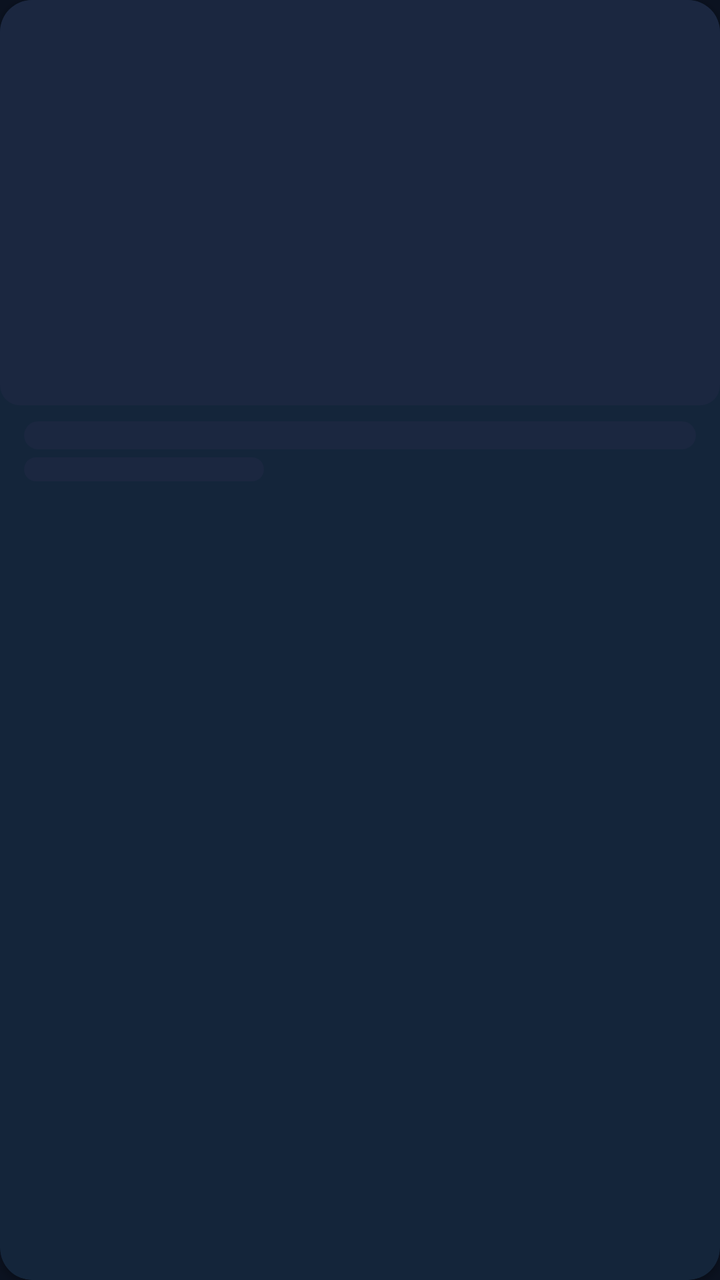
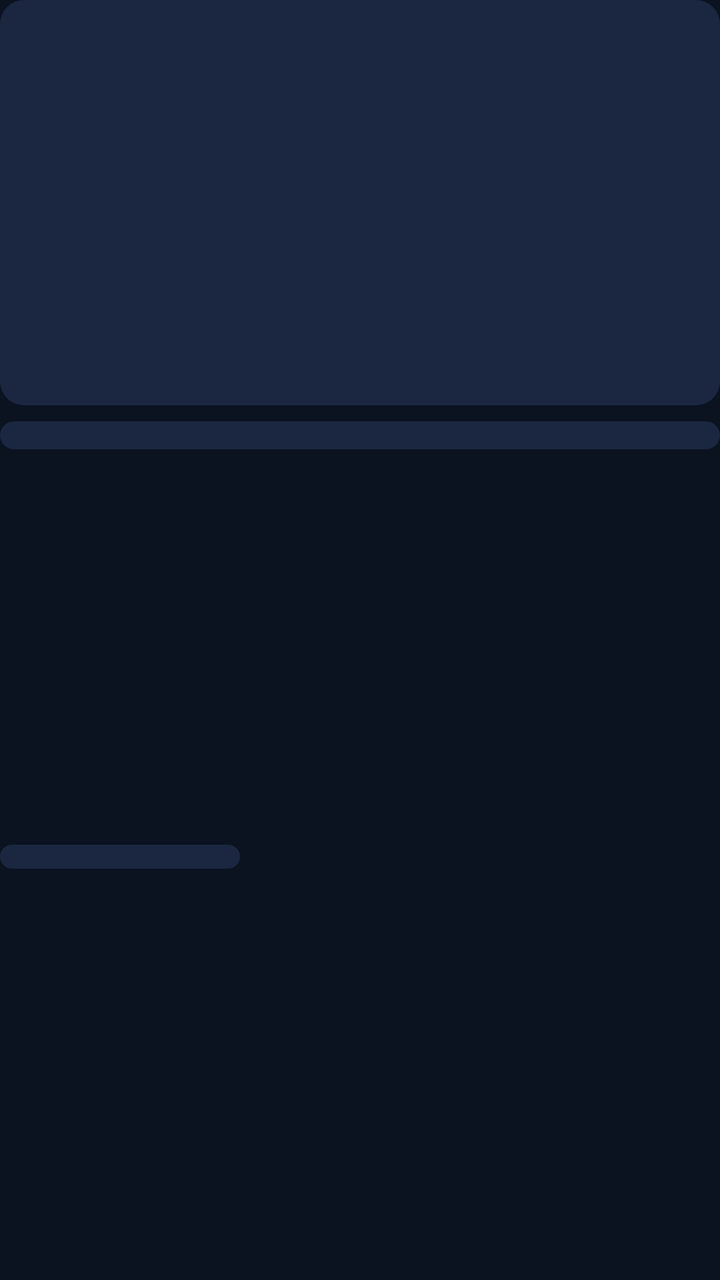

The first picture is an Android layout as it rendered before a commit; the second is the same layout after the commit. The layout source and the unified diff follow.
<!-- AndroidManifest.xml: application theme Theme.NobiStream -->
<!-- res/layout/item_skeleton.xml -->
<?xml version="1.0" encoding="utf-8"?>
<com.google.android.material.card.MaterialCardView xmlns:android="http://schemas.android.com/apk/res/android"
    xmlns:app="http://schemas.android.com/apk/res-auto"
    style="@style/Widget.NobiStream.Card"
    android:layout_width="match_parent"
    android:layout_height="wrap_content">

    <androidx.constraintlayout.widget.ConstraintLayout
        android:layout_width="match_parent"
        android:layout_height="wrap_content">

        <View
            android:id="@+id/skeletonThumb"
            android:layout_width="0dp"
            android:layout_height="0dp"
            android:background="@drawable/skeleton_bg"
            app:layout_constraintDimensionRatio="16:9"
            app:layout_constraintEnd_toEndOf="parent"
            app:layout_constraintStart_toStartOf="parent"
            app:layout_constraintTop_toTopOf="parent" />

        <View
            android:id="@+id/skeletonTitle"
            android:layout_width="0dp"
            android:layout_height="14dp"
            android:layout_marginStart="@dimen/spacing_12"
            android:layout_marginTop="@dimen/spacing_8"
            android:layout_marginEnd="@dimen/spacing_12"
            android:background="@drawable/skeleton_bg"
            app:layout_constraintEnd_toEndOf="parent"
            app:layout_constraintStart_toStartOf="parent"
            app:layout_constraintTop_toBottomOf="@id/skeletonThumb" />

        <View
            android:id="@+id/skeletonMeta"
            android:layout_width="120dp"
            android:layout_height="12dp"
            android:layout_marginStart="@dimen/spacing_12"
            android:layout_marginTop="@dimen/spacing_4"
            android:layout_marginBottom="@dimen/spacing_12"
            android:background="@drawable/skeleton_bg"
            app:layout_constraintBottom_toBottomOf="parent"
            app:layout_constraintStart_toStartOf="parent"
            app:layout_constraintTop_toBottomOf="@id/skeletonTitle" />
    </androidx.constraintlayout.widget.ConstraintLayout>
</com.google.android.material.card.MaterialCardView>
<!-- resources referenced by this layout -->
<resources>
  <dimen name="spacing_12">12dp</dimen>
  <dimen name="spacing_4">4dp</dimen>
  <dimen name="spacing_8">8dp</dimen>
  <!-- drawable skeleton_bg (drawable) -->
  <?xml version="1.0" encoding="utf-8"?>
  <shape xmlns:android="http://schemas.android.com/apk/res/android"
      android:shape="rectangle">
      <solid android:color="@color/surface_variant" />
      <corners android:radius="@dimen/corner_small" />
  </shape>
  <style name="Widget.NobiStream.Card" parent="Widget.Material3.CardView.Elevated">
          <item name="cardCornerRadius">@dimen/corner_medium</item>
          <item name="cardBackgroundColor">@color/surface</item>
          <item name="cardElevation">@dimen/elevation_2</item>
      </style>
  <color name="surface_variant">#1B2740</color>
  <dimen name="corner_small">10dp</dimen>
  <dimen name="corner_medium">16dp</dimen>
  <color name="surface">#131C2E</color>
  <dimen name="elevation_2">2dp</dimen>
  <color name="primary">#229ED9</color>
  <color name="primary_dark">#1B7FB8</color>
  <color name="text_primary">#FFFFFF</color>
  <color name="background">#0B1220</color>
  <color name="on_surface_variant">#C4D0E0</color>
  <color name="error">#E5484D</color>
  <color name="on_error">#FFFFFF</color>
  <color name="text_secondary">#9AA8BC</color>
  <style name="Widget.NobiStream.Dialog" parent="ThemeOverlay.Material3.MaterialAlertDialog">
          <item name="shapeAppearance">@style/Shape.NobiStream.Dialog</item>
          <item name="buttonBarPositiveButtonStyle">@style/Widget.NobiStream.Button.Text</item>
          <item name="buttonBarNegativeButtonStyle">@style/Widget.NobiStream.Button.Text</item>
          <item name="buttonBarNeutralButtonStyle">@style/Widget.NobiStream.Button.Text</item>
      </style>
  <style name="Theme.NobiStream.BottomSheetDialog" parent="ThemeOverlay.Material3.BottomSheetDialog">
          <item name="bottomSheetStyle">@style/Widget.NobiStream.BottomSheet</item>
      </style>
  <style name="Theme.NobiStream.ActivityTransitions" parent="@android:style/Animation.Activity">
          <item name="android:activityOpenEnterAnimation">@anim/slide_in_right</item>
          <item name="android:activityOpenExitAnimation">@anim/slide_out_left</item>
          <item name="android:activityCloseEnterAnimation">@anim/slide_in_left</item>
          <item name="android:activityCloseExitAnimation">@anim/slide_out_right</item>
      </style>
  <style name="Shape.NobiStream.Dialog" parent="ShapeAppearance.Material3.MediumComponent">
          <item name="cornerFamily">rounded</item>
          <item name="cornerSize">@dimen/corner_dialog</item>
      </style>
  <style name="Widget.NobiStream.Button.Text" parent="Widget.Material3.Button.TextButton">
          <item name="android:minHeight">@dimen/button_height_small</item>
          <item name="android:textColor">@color/primary</item>
      </style>
  <style name="Widget.NobiStream.BottomSheet" parent="Widget.Material3.BottomSheet">
          <item name="backgroundTint">@color/surface</item>
          <item name="shapeAppearance">@style/Shape.NobiStream.BottomSheet</item>
      </style>
  <dimen name="corner_dialog">24dp</dimen>
  <dimen name="button_height_small">48dp</dimen>
  <style name="Shape.NobiStream.BottomSheet" parent="ShapeAppearance.Material3.LargeComponent">
          <item name="cornerFamily">rounded</item>
          <item name="cornerSizeTopLeft">@dimen/corner_sheet</item>
          <item name="cornerSizeTopRight">@dimen/corner_sheet</item>
          <item name="cornerSizeBottomLeft">0dp</item>
          <item name="cornerSizeBottomRight">0dp</item>
      </style>
  <dimen name="corner_sheet">24dp</dimen>
  <!-- unchanged entries left out for length: 1 -->
</resources>

<!-- the commit's change to res/layout/item_skeleton.xml (unified diff, before → after) -->
@@ -1,46 +1,37 @@
 <?xml version="1.0" encoding="utf-8"?>
-<com.google.android.material.card.MaterialCardView xmlns:android="http://schemas.android.com/apk/res/android"
+<androidx.constraintlayout.widget.ConstraintLayout xmlns:android="http://schemas.android.com/apk/res/android"
     xmlns:app="http://schemas.android.com/apk/res-auto"
-    style="@style/Widget.NobiStream.Card"
     android:layout_width="match_parent"
     android:layout_height="wrap_content">
 
-    <androidx.constraintlayout.widget.ConstraintLayout
-        android:layout_width="match_parent"
-        android:layout_height="wrap_content">
+    <View
+        android:id="@+id/skeletonThumb"
+        android:layout_width="0dp"
+        android:layout_height="0dp"
+        android:background="@drawable/skeleton_bg"
+        app:layout_constraintDimensionRatio="16:9"
+        app:layout_constraintEnd_toEndOf="parent"
+        app:layout_constraintStart_toStartOf="parent"
+        app:layout_constraintTop_toTopOf="parent" />
 
-        <View
-            android:id="@+id/skeletonThumb"
-            android:layout_width="0dp"
-            android:layout_height="0dp"
-            android:background="@drawable/skeleton_bg"
-            app:layout_constraintDimensionRatio="16:9"
-            app:layout_constraintEnd_toEndOf="parent"
-            app:layout_constraintStart_toStartOf="parent"
-            app:layout_constraintTop_toTopOf="parent" />
+    <View
+        android:id="@+id/skeletonTitle"
+        android:layout_width="0dp"
+        android:layout_height="14dp"
+        android:layout_marginTop="@dimen/spacing_8"
+        android:background="@drawable/skeleton_bg"
+        app:layout_constraintEnd_toEndOf="parent"
+        app:layout_constraintStart_toStartOf="parent"
+        app:layout_constraintTop_toBottomOf="@id/skeletonThumb" />
 
-        <View
-            android:id="@+id/skeletonTitle"
-            android:layout_width="0dp"
-            android:layout_height="14dp"
-            android:layout_marginStart="@dimen/spacing_12"
-            android:layout_marginTop="@dimen/spacing_8"
-            android:layout_marginEnd="@dimen/spacing_12"
-            android:background="@drawable/skeleton_bg"
-            app:layout_constraintEnd_toEndOf="parent"
-            app:layout_constraintStart_toStartOf="parent"
-            app:layout_constraintTop_toBottomOf="@id/skeletonThumb" />
-
-        <View
-            android:id="@+id/skeletonMeta"
-            android:layout_width="120dp"
-            android:layout_height="12dp"
-            android:layout_marginStart="@dimen/spacing_12"
-            android:layout_marginTop="@dimen/spacing_4"
-            android:layout_marginBottom="@dimen/spacing_12"
-            android:background="@drawable/skeleton_bg"
-            app:layout_constraintBottom_toBottomOf="parent"
-            app:layout_constraintStart_toStartOf="parent"
-            app:layout_constraintTop_toBottomOf="@id/skeletonTitle" />
-    </androidx.constraintlayout.widget.ConstraintLayout>
-</com.google.android.material.card.MaterialCardView>
+    <View
+        android:id="@+id/skeletonMeta"
+        android:layout_width="120dp"
+        android:layout_height="12dp"
+        android:layout_marginTop="@dimen/spacing_4"
+        android:layout_marginBottom="@dimen/spacing_12"
+        android:background="@drawable/skeleton_bg"
+        app:layout_constraintBottom_toBottomOf="parent"
+        app:layout_constraintStart_toStartOf="parent"
+        app:layout_constraintTop_toBottomOf="@id/skeletonTitle" />
+</androidx.constraintlayout.widget.ConstraintLayout>
<!-- resource entries referenced after the edit -->
@@ -8,18 +8,11 @@
   <shape xmlns:android="http://schemas.android.com/apk/res/android"
       android:shape="rectangle">
       <solid android:color="@color/surface_variant" />
-      <corners android:radius="@dimen/corner_small" />
+      <corners android:radius="@dimen/corner_thumb" />
   </shape>
-  <style name="Widget.NobiStream.Card" parent="Widget.Material3.CardView.Elevated">
-          <item name="cardCornerRadius">@dimen/corner_medium</item>
-          <item name="cardBackgroundColor">@color/surface</item>
-          <item name="cardElevation">@dimen/elevation_2</item>
-      </style>
   <color name="surface_variant">#1B2740</color>
-  <dimen name="corner_small">10dp</dimen>
-  <dimen name="corner_medium">16dp</dimen>
+  <dimen name="corner_thumb">12dp</dimen>
   <color name="surface">#131C2E</color>
-  <dimen name="elevation_2">2dp</dimen>
   <color name="primary">#229ED9</color>
   <color name="primary_dark">#1B7FB8</color>
   <color name="text_primary">#FFFFFF</color>
